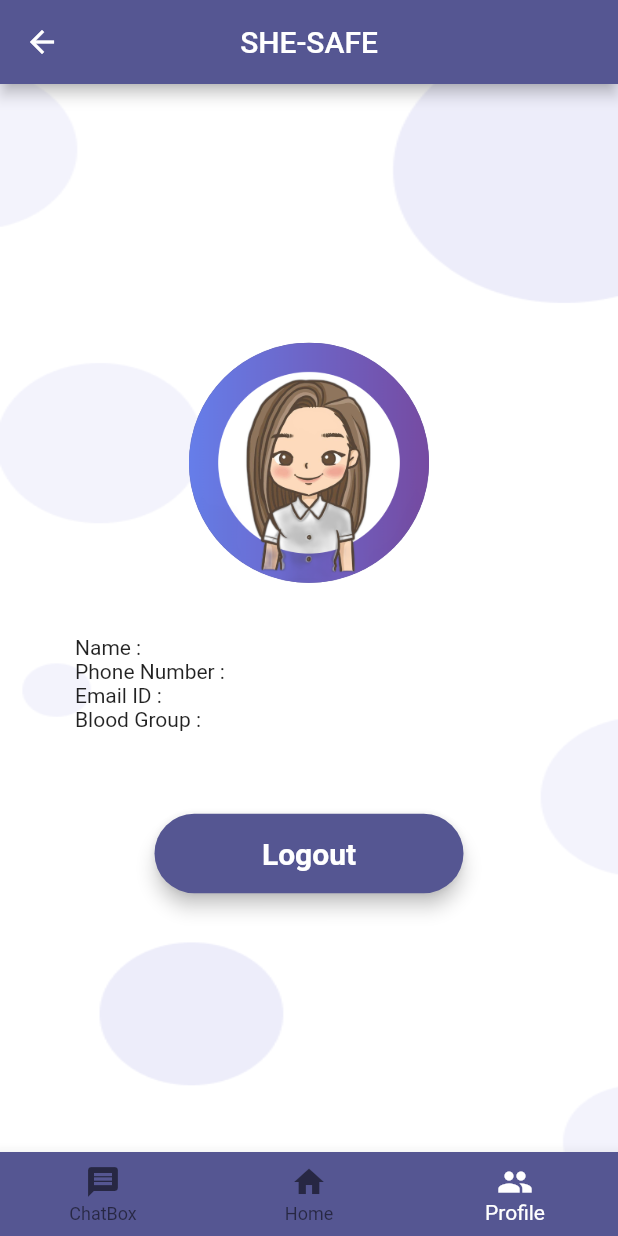
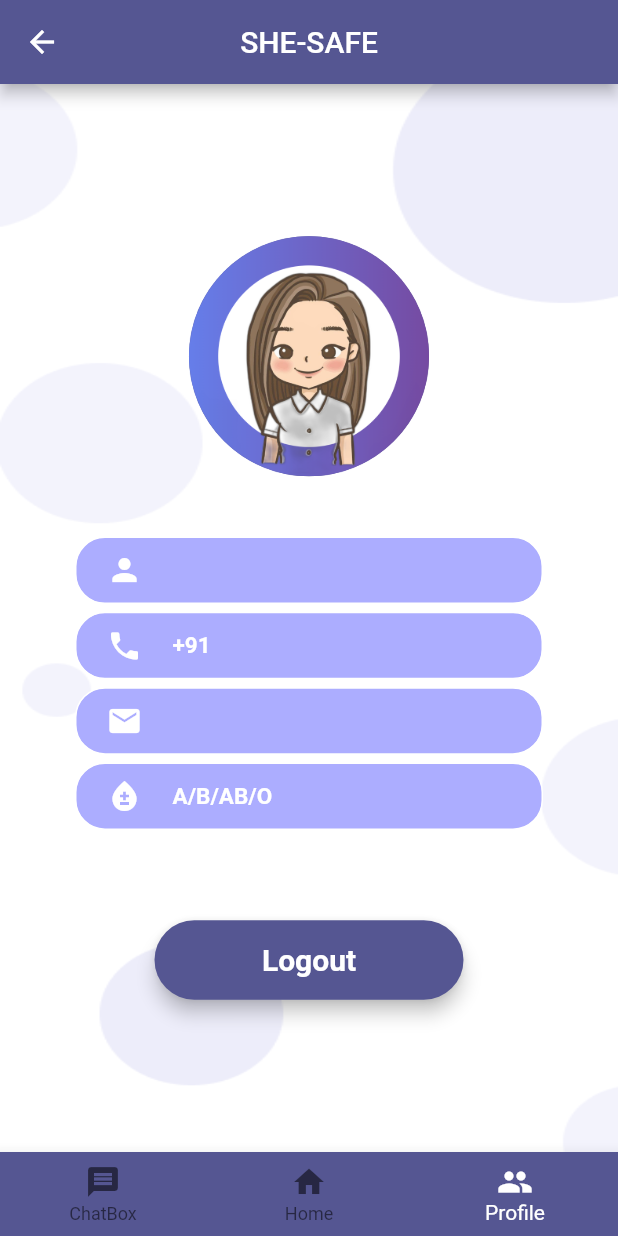
Before and after one commit to kush11251/she_safe, a Flutter app: the HomeScreen screen opened by its route, item 3 of the bottom bar chosen, on a phone screen of 412 x 824 dp. Run offline on Flutter 3.47's test engine with Material 2 defaults, Android fonts, the phone set to English and light mode, and no system bars; our stand-ins replace cloud_firestore, firebase_auth, firebase_core, fluttertoast, google_maps_flutter, location; missing offline and left inert: contact_picker, twilio_flutter; accounts and stored records are empty.

Commit message:
profile page edits

```diff
--- a/lib/screens/home_screen.dart
+++ b/lib/screens/home_screen.dart
@@ -228,30 +228,114 @@ class _HomeScreenState extends State<HomeScreen> {
               height: 35,
             ),
             Container(
+              height: MediaQuery.of(context).size.height/4,
               padding: EdgeInsets.only(left: 50, right: 50),
-              child: Row(
-                mainAxisAlignment: MainAxisAlignment.spaceBetween,
+              child: Column(
+                mainAxisAlignment: MainAxisAlignment.spaceEvenly,
                 children: [
-                  Column(
-                    crossAxisAlignment: CrossAxisAlignment.start,
-                    children: [
-                      Text("Name :"),
-                      Text("Phone Number :"),
-                      Text("Email ID :"),
-                      Text("Blood Group :"),
-                    ],
+                  Container(
+                    padding: EdgeInsets.only(left: 20, right: 20),
+                    height: 45,
+                    //width: MediaQuery.of(context).size.width/3,
+                    decoration: BoxDecoration(
+                      color: Color3,
+                      border: Border.all(
+                        color: Colors.white,
+                        width: 1,
+                      ),
+                      borderRadius: BorderRadius.circular(20),
+                    ),
+                    child: Row(
+                      mainAxisAlignment: MainAxisAlignment.start,
+                      children: [
+                        Icon(Icons.person, color: Colors.white,),
+                        SizedBox(width: 20,),
+                        Text("${loggedInUser.name}", style: TextStyle(
+                          color: Colors.white,
+                          fontWeight: FontWeight.bold,
+                          fontSize: 15
+                        ),)
+                      ],
+                    ),
                   ),
-                  Column(
-                    crossAxisAlignment: CrossAxisAlignment.end,
-                    children: [
-                      Text("${loggedInUser.name}"),
-                      Text("${loggedInUser.phone}"),
-                      Text("${loggedInUser.email}"),
-                      Text("${loggedInUser.blood}"),
-                    ],
-                  )
+                  //SizedBox(height: 10,),
+                  Container(
+                    padding: EdgeInsets.only(left: 20, right: 20),
+                    height: 45,
+                    //width: MediaQuery.of(context).size.width/3,
+                    decoration: BoxDecoration(
+                      color: Color3,
+                      border: Border.all(
+                        color: Colors.white,
+                        width: 1,
+                      ),
+                      borderRadius: BorderRadius.circular(20),
+                    ),
+                    child: Row(
+                      mainAxisAlignment: MainAxisAlignment.start,
+                      children: [
+                        Icon(Icons.phone, color: Colors.white,),
+                        SizedBox(width: 20,),
+                        Text("+91 ${loggedInUser.phone}", style: TextStyle(
+                            color: Colors.white,
+                            fontWeight: FontWeight.bold,
+                            fontSize: 15
+                        ),)
+                      ],
+                    ),
+                  ),
+                  Container(
+                    padding: EdgeInsets.only(left: 20, right: 20),
+                    height: 45,
+                    //width: MediaQuery.of(context).size.width/3,
+                    decoration: BoxDecoration(
+                      color: Color3,
+                      border: Border.all(
+                        color: Colors.white,
+                        width: 1,
+                      ),
+                      borderRadius: BorderRadius.circular(20),
+                    ),
+                    child: Row(
+                      mainAxisAlignment: MainAxisAlignment.start,
+                      children: [
+                        Icon(Icons.mail, color: Colors.white,),
+                        SizedBox(width: 20,),
+                        Text("${loggedInUser.email}", style: TextStyle(
+                            color: Colors.white,
+                            fontWeight: FontWeight.bold,
+                            fontSize: 15
+                        ),)
+                      ],
+                    ),
+                  ),
+                  Container(
+                    padding: EdgeInsets.only(left: 20, right: 20),
+                    height: 45,
+                    //width: MediaQuery.of(context).size.width/3,
+                    decoration: BoxDecoration(
+                      color: Color3,
+                      border: Border.all(
+                        color: Colors.white,
+                        width: 1,
+                      ),
+                      borderRadius: BorderRadius.circular(20),
+                    ),
+                    child: Row(
+                      mainAxisAlignment: MainAxisAlignment.start,
+                      children: const [
+                        Icon(Icons.bloodtype, color: Colors.white,),
+                        SizedBox(width: 20,),
+                        Text("A/B/AB/O", style: TextStyle(
+                            color: Colors.white,
+                            fontWeight: FontWeight.bold,
+                            fontSize: 15
+                        ),)
+                      ],
+                    ),
+                  ),
                 ],
-              ),
+              )
             ),
             SizedBox(
               height: 55,
```
Also changed, not shown: 2 other files.
